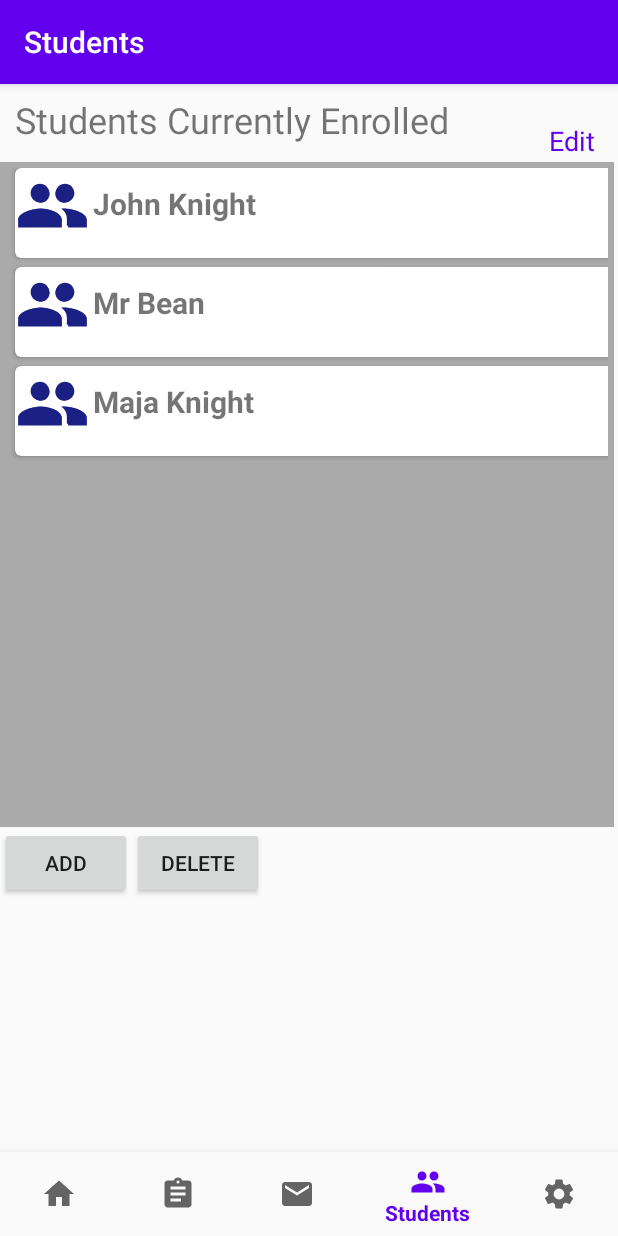
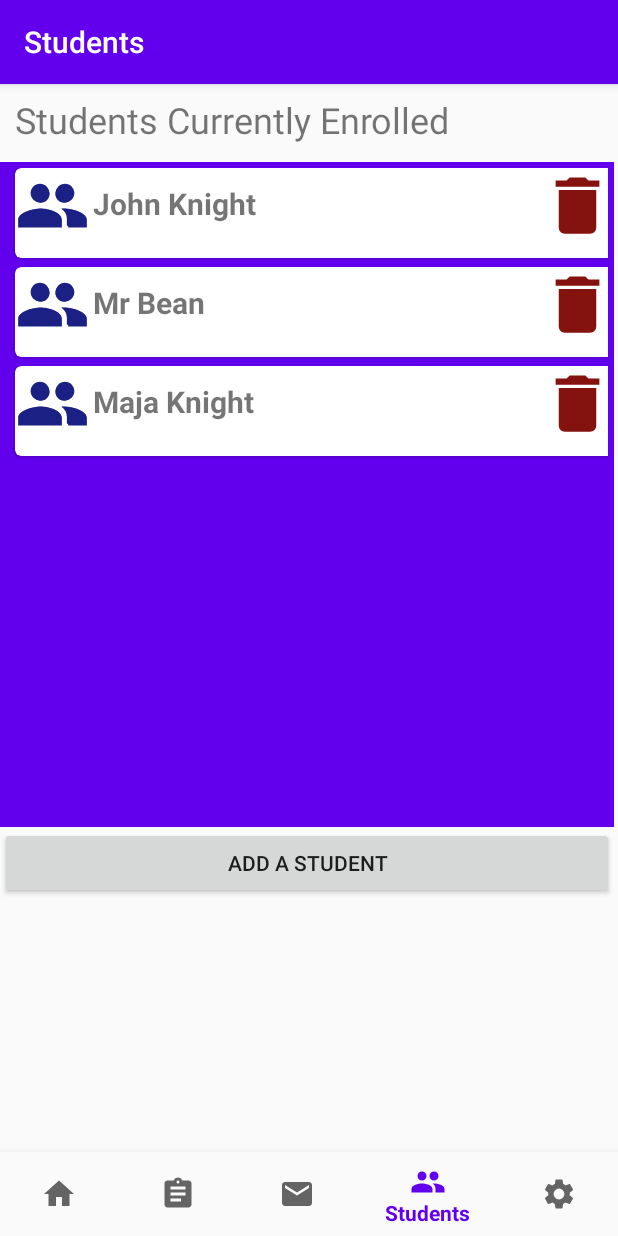
Before and after one commit to michaelKnight24-8/Projects, an Android app: the StudentsFragment screen opened through its navigation route, on a phone screen of 412 x 824 dp. Run offline under Robolectric (Android 15) with nearby library versions, the phone set to English and light mode, and no system bars; our stand-ins replace navigation-ui.

Commit message:
yesterdays work
Added an onclick listener to the students recycler vew, as well as a delete function

```diff
--- a/SchoolSystem/app/src/main/java/com/example/schoolmanagementsystem/StudentAdapter.java
+++ b/SchoolSystem/app/src/main/java/com/example/schoolmanagementsystem/StudentAdapter.java
@@ -4,6 +4,7 @@ import android.util.Log;
 import android.view.LayoutInflater;
 import android.view.View;
 import android.view.ViewGroup;
+import android.widget.Button;
 import android.widget.EditText;
 import android.widget.ImageView;
 import android.widget.TextView;
@@ -21,36 +22,53 @@ import java.util.List;
 public class StudentAdapter extends RecyclerView.Adapter<StudentAdapter.StudentViewHolder> {
 
     private ArrayList<StudentItem> studentList;
-    private static List<TextView> deleteButtonViews;
-    private static int DELETE_IS_DISPLAYED = 1;
-    static int tags = 1;
+    public OnItemClickListener listener;
+
+    public interface OnItemClickListener {
+        void onItemClick(int position);
+        void onDeleteClick(int position);
+    }
+
+    public void setOnItemClickListener(OnItemClickListener listener) {
+        this.listener = listener;
+    }
 
     public StudentAdapter(ArrayList<StudentItem> studentList) {
         this.studentList = studentList;
-        deleteButtonViews = new LinkedList<>();
     }
+
     public static class StudentViewHolder extends RecyclerView.ViewHolder {
         ImageView image;
         TextView nameView;
-        TextView cancelButton;
+        ImageView imgView;
 
-        public StudentViewHolder(@NonNull final View itemView, final ArrayList<StudentItem> list) {
+        public StudentViewHolder(@NonNull final View itemView, final OnItemClickListener listener) {
             super(itemView);
             image = itemView.findViewById(R.id.imageViewStudent);
             nameView = itemView.findViewById(R.id.nameView);
-            cancelButton = itemView.findViewById(R.id.cancelBtn);
-            //Log.v("Data:", list.get((Integer)cancelButton.getTag() - 1).getStudentName());
-            cancelButton.setTag(StudentAdapter.tags++);
-            cancelButton.setOnClickListener(new View.OnClickListener() {
+            imgView = itemView.findViewById(R.id.deleteButton);
+
+            itemView.setOnClickListener(new View.OnClickListener() {
                 @Override
                 public void onClick(View v) {
-                    Toast.makeText(itemView.getContext(), "Tag is " + cancelButton.getTag().toString(), Toast.LENGTH_LONG).show();
-
-                    StudentsFragment.updateTheAdapter(list, (Integer)cancelButton.getTag());
+                    if (listener != null) {
+                        int position = getAdapterPosition();
+                        if (position != RecyclerView.NO_POSITION)
+                            listener.onItemClick(position);
+                    }
                 }
             });
-            deleteButtonViews.add(cancelButton);
 
+            imgView.setOnClickListener(new View.OnClickListener() {
+                @Override
+                public void onClick(View v) {
+                    if (listener != null) {
+                        int position = getAdapterPosition();
+                        if (position != RecyclerView.NO_POSITION)
+                            listener.onDeleteClick(position);
+                    }
+                }
+            });
         }
     }
 
@@ -59,8 +77,12 @@ public class StudentAdapter extends RecyclerView.Adapter<StudentAdapter.StudentV
     public StudentViewHolder onCreateViewHolder(@NonNull ViewGroup parent, int viewType) {
         View v = LayoutInflater.from(parent.getContext())
                 .inflate(R.layout.student_item, parent, false);
-        StudentViewHolder svh = new StudentViewHolder(v, studentList);
+        StudentViewHolder svh = new StudentViewHolder(v, listener);
         return svh;
+    }
+
+    public static void addDeleteButton() {
+
     }
 
     @Override
@@ -76,14 +98,10 @@ public class StudentAdapter extends RecyclerView.Adapter<StudentAdapter.StudentV
     }
 
     public static void showDelete(View v) {
-        String text = (DELETE_IS_DISPLAYED == 1 ? "Done" : "Edit");
-        for (TextView tv : deleteButtonViews)
-                tv.setVisibility((DELETE_IS_DISPLAYED == 1 ? View.VISIBLE : View.GONE));
-        TextView editButton = v.findViewById(R.id.tvEdit);
-        editButton.setText(text);
-        DELETE_IS_DISPLAYED *= -1;
+
     }
 
-    public ArrayList getStudentList() { return studentList; }
+    public static void addStudent(View v) {
 
+    }
 }
--- a/SchoolSystem/app/src/main/java/com/example/schoolmanagementsystem/StudentItem.java
+++ b/SchoolSystem/app/src/main/java/com/example/schoolmanagementsystem/StudentItem.java
@@ -4,14 +4,11 @@ package com.example.schoolmanagementsystem;
 public class StudentItem {
     private int imgResource;
     private String studentName;
-    private int tag;
 
     public StudentItem(int imgResource, String studentName) {
         this.imgResource = imgResource;
         this.studentName = studentName;
     }
-
-    public void setTag(int tag) { this.tag = tag; }
 
     public int getImgResource() {
         return imgResource;
@@ -20,6 +17,4 @@ public class StudentItem {
     public String getStudentName() {
         return studentName;
     }
-
-    public int getTag() { return tag; }
 }
--- a/SchoolSystem/app/src/main/java/com/example/schoolmanagementsystem/ui/assignments/StudentsFragment.java
+++ b/SchoolSystem/app/src/main/java/com/example/schoolmanagementsystem/ui/assignments/StudentsFragment.java
@@ -1,13 +1,18 @@
 package com.example.schoolmanagementsystem.ui.assignments;
 
 import android.os.Bundle;
+import android.util.Log;
 import android.view.LayoutInflater;
 import android.view.View;
 import android.view.ViewGroup;
+import android.widget.Button;
+import android.widget.EditText;
+import android.widget.LinearLayout;
 import android.widget.TextView;
 
 import androidx.annotation.NonNull;
 import androidx.annotation.Nullable;
+import androidx.appcompat.app.AlertDialog;
 import androidx.fragment.app.Fragment;
 import androidx.lifecycle.ViewModelProviders;
 import androidx.recyclerview.widget.LinearLayoutManager;
@@ -21,11 +26,11 @@ import org.w3c.dom.Text;
 
 import java.util.ArrayList;
 
-public class StudentsFragment extends Fragment implements View.OnClickListener{
+public class StudentsFragment extends Fragment {
 
     private StudentsViewModel studentsViewModel;
     private RecyclerView rView;
-    private static RecyclerView.Adapter rAdapter;
+    private static StudentAdapter rAdapter;
     private RecyclerView.LayoutManager layoutManager;
     private static ArrayList<StudentItem> studentList;
     private View v;
@@ -37,35 +42,54 @@ public class StudentsFragment extends Fragment implements View.OnClickListener{
         View root = inflater.inflate(R.layout.fragment_students, container, false);
         studentList = new ArrayList<>();
 
+        v = root;
+        createExampleList();
+        buildRecyclerView();
+        return root;
+    }
+
+    public static void updateTheAdapter(int position) {
+        studentList.remove(position);
+        rAdapter.notifyItemRemoved(position);
+    }
+
+    public final ArrayList getStudentList() { return studentList; }
+
+    private void showStudentInfo(int position) {
+        AlertDialog.Builder eventDialog = new AlertDialog.Builder(this.getContext());
+        eventDialog.setTitle("Student Info");
+        LinearLayout layout = new LinearLayout(this.getContext());
+        final EditText infoBox = new EditText(this.getContext());
+        String name = studentList.get(position).getStudentName();
+        infoBox.setText("This is the details about " + name + ". \n\n\n Later I will add more info" +
+                "each student, such as Parents name, relation to student, address, phone number, and other stuff");
+        eventDialog.setView(infoBox);
+        eventDialog.show();
+    }
+
+    public void createExampleList() {
         studentList.add(new StudentItem(R.drawable.ic_students, "John Knight"));
         studentList.add(new StudentItem(R.drawable.ic_students, "Mr Bean"));
         studentList.add(new StudentItem(R.drawable.ic_students, "Maja Knight"));
+    }
 
-        v = root;
-
-        TextView tv = root.findViewById(R.id.tvEdit);
-        tv.setOnClickListener(this);
-        rView = root.findViewById(R.id.recyclerView);
+    private void buildRecyclerView() {
+        rView = v.findViewById(R.id.recyclerView);
         layoutManager = new LinearLayoutManager(this.getContext());
         rAdapter = new StudentAdapter(studentList);
         rView.setLayoutManager(layoutManager);
         rView.setAdapter(rAdapter);
-        return root;
-    }
 
-    public static void updateTheAdapter(ArrayList<StudentItem> list, int position) {
-        studentList.remove(position - 1);
-        rAdapter.notifyItemRemoved(position - 1);
-    }
+        rAdapter.setOnItemClickListener(new StudentAdapter.OnItemClickListener() {
+            @Override
+            public void onItemClick(int position) {
+                showStudentInfo(position);
+            }
 
-    public final ArrayList getStudentList() { return studentList; }
-
-    @Override
-    public void onClick(View v) {
-        if (v instanceof TextView) {
-            StudentAdapter.showDelete(this.v);
-        } else {
-
-        }
+            @Override
+            public void onDeleteClick(int position) {
+                updateTheAdapter(position);
+            }
+        });
     }
 }
--- a/SchoolSystem/app/src/main/java/com/example/schoolmanagementsystem/ui/assignments/StudentsViewModel.java
+++ b/SchoolSystem/app/src/main/java/com/example/schoolmanagementsystem/ui/assignments/StudentsViewModel.java
@@ -27,9 +27,4 @@ public class StudentsViewModel extends ViewModel {
         return mText;
     }
 
-    public void editOption() {
-        //now move all the view over a little bit to make way for
-        //the delete attribute
-    }
-
 }
--- /dev/null
+++ b/SchoolSystem/app/src/main/res/drawable/ic_delete_black_24dp.xml
@@ -0,0 +1,5 @@
+<vector android:height="24dp" android:tint="#84120E"
+    android:viewportHeight="24.0" android:viewportWidth="24.0"
+    android:width="24dp" xmlns:android="http://schemas.android.com/apk/res/android">
+    <path android:fillColor="#FF000000" android:pathData="M6,19c0,1.1 0.9,2 2,2h8c1.1,0 2,-0.9 2,-2V7H6v12zM19,4h-3.5l-1,-1h-5l-1,1H5v2h14V4z"/>
+</vector>
--- a/SchoolSystem/app/src/main/res/layout/fragment_students.xml
+++ b/SchoolSystem/app/src/main/res/layout/fragment_students.xml
@@ -21,35 +21,15 @@
         android:layout_width="match_parent"
         android:layout_height="443dp"
         android:layout_below="@+id/studentsTitle"
-        android:background="@android:color/darker_gray"
+        android:background="@color/design_default_color_primary"
         android:padding="4dp"
         android:scrollbars="vertical" />
+    <Button
+        android:layout_width="match_parent"
+        android:layout_height="wrap_content"
+        android:text="ADD A STUDENT"
+        android:layout_below="@+id/recyclerView"
+        android:gravity="center"/>
 
-    <Button
-        android:id="@+id/addStudent"
-        android:layout_width="wrap_content"
-        android:layout_height="wrap_content"
-        android:layout_below="@id/recyclerView"
-        android:text="ADD" />
 
-    <Button
-        android:id="@+id/deleteStudent"
-        android:layout_width="wrap_content"
-        android:layout_height="wrap_content"
-        android:layout_below="@id/recyclerView"
-        android:layout_alignParentRight="false"
-        android:layout_marginLeft="0dp"
-        android:layout_toRightOf="@id/addStudent"
-        android:text="DELETE" />
-
-    <TextView
-        android:id="@+id/tvEdit"
-        android:layout_width="42dp"
-        android:layout_height="wrap_content"
-        android:layout_marginLeft="60dp"
-        android:layout_marginTop="25dp"
-        android:layout_toRightOf="@id/studentsTitle"
-        android:text="Edit"
-        android:textColor="@color/colorPrimary"
-        android:textSize="18sp" />
 </RelativeLayout>
--- a/SchoolSystem/app/src/main/res/layout/student_item.xml
+++ b/SchoolSystem/app/src/main/res/layout/student_item.xml
@@ -12,24 +12,10 @@
         android:layout_height="match_parent"
         android:layout_marginBottom="10dp">
 
-        <TextView
-            android:id="@+id/cancelBtn"
-            android:layout_width="40dp"
-            android:layout_height="12dp"
-            android:layout_marginLeft="2dp"
-            android:layout_marginTop="20dp"
-            android:layout_marginRight="2dp"
-            android:background="@drawable/cancel_button"
-            android:gravity="center"
-            android:textColor="@color/design_default_color_error"
-            android:textSize="30sp"
-            android:visibility="gone" />
-
         <ImageView
             android:id="@+id/imageViewStudent"
             android:layout_width="50dp"
             android:layout_height="50dp"
-            android:layout_toRightOf="@+id/cancelBtn"
             android:background="@drawable/ic_students"
             android:padding="2dp" />
 
@@ -44,5 +30,14 @@
             android:text="Student Name"
             android:textSize="20sp"
             android:textStyle="bold" />
+
+        <ImageView
+            android:id="@+id/deleteButton"
+            android:layout_width="50dp"
+            android:layout_height="50dp"
+            android:layout_alignParentRight="true"
+            android:src="@drawable/ic_delete_black_24dp"
+            android:visibility="visible"/>
+
     </RelativeLayout>
 </androidx.cardview.widget.CardView>
```
Also changed, not shown: SchoolSystem/app/src/main/res/layout/fragment_settings.xml (+1 -13 lines).
